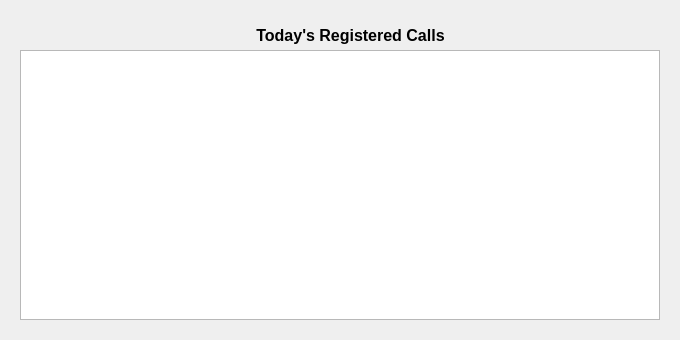
Qt form calldetails.ui (brookiestein/CallsCounter) before a commit.
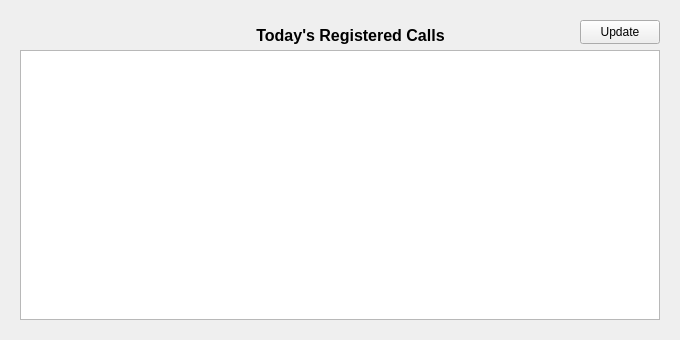
The same form after that commit.

```diff
--- a/calldetails.ui
+++ b/calldetails.ui
@@ -51,6 +51,22 @@
     <set>Qt::AlignCenter</set>
    </property>
   </widget>
+  <widget class="QPushButton" name="updateButton">
+   <property name="geometry">
+    <rect>
+     <x>580</x>
+     <y>20</y>
+     <width>80</width>
+     <height>24</height>
+    </rect>
+   </property>
+   <property name="toolTip">
+    <string>CTRL + U</string>
+   </property>
+   <property name="text">
+    <string>Update</string>
+   </property>
+  </widget>
  </widget>
  <resources/>
  <connections/>
```
